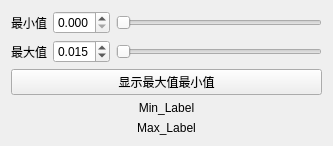
This is example/slider/slider.ui in FXTD-ODYSSEY/QBinder as Qt 5 draws it before an edit. The edited form follows.
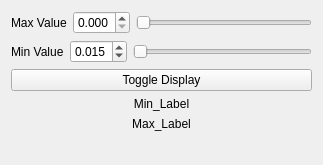
This is the edited form.

```diff
--- a/example/slider/slider.ui
+++ b/example/slider/slider.ui
@@ -6,8 +6,8 @@
    <rect>
     <x>0</x>
     <y>0</y>
-    <width>333</width>
-    <height>136</height>
+    <width>323</width>
+    <height>165</height>
    </rect>
   </property>
   <property name="windowTitle">
@@ -19,7 +19,7 @@
      <item>
       <widget class="QLabel" name="label">
        <property name="text">
-        <string>最小值</string>
+        <string>Max Value</string>
        </property>
       </widget>
      </item>
@@ -53,7 +53,7 @@
      <item>
       <widget class="QLabel" name="label_2">
        <property name="text">
-        <string>最大值</string>
+        <string>Min Value</string>
        </property>
       </widget>
      </item>
@@ -88,7 +88,7 @@
    <item>
     <widget class="QPushButton" name="Vis_BTN">
      <property name="text">
-      <string>显示最大值最小值</string>
+      <string>Toggle Display</string>
      </property>
     </widget>
    </item>
```
